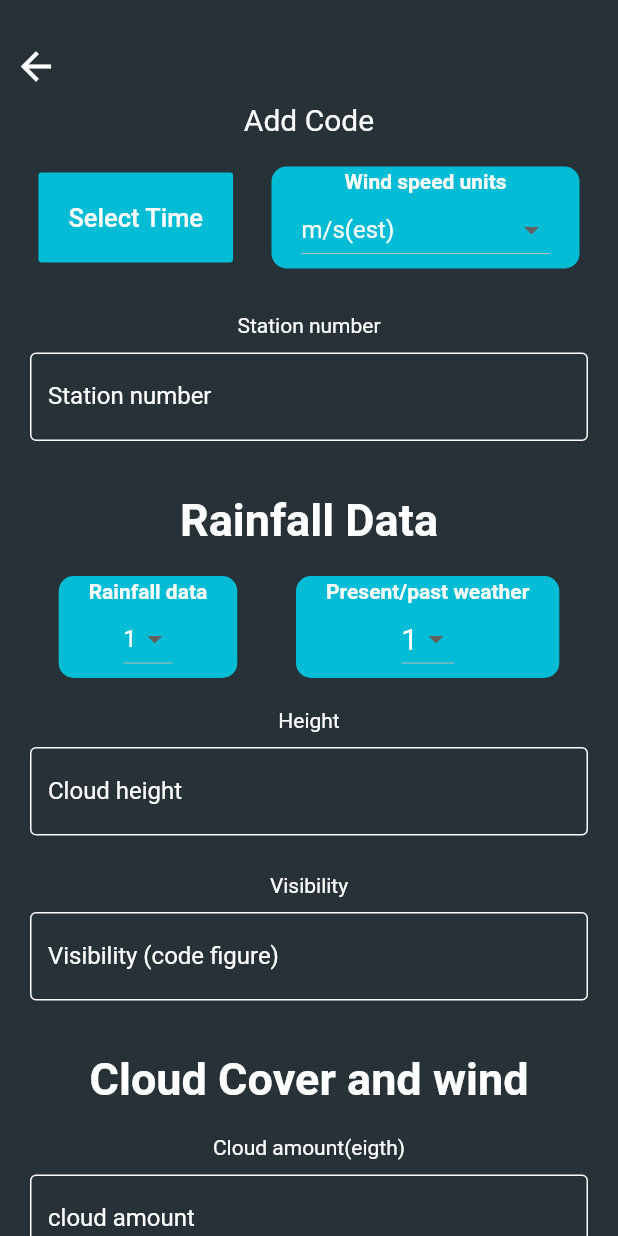
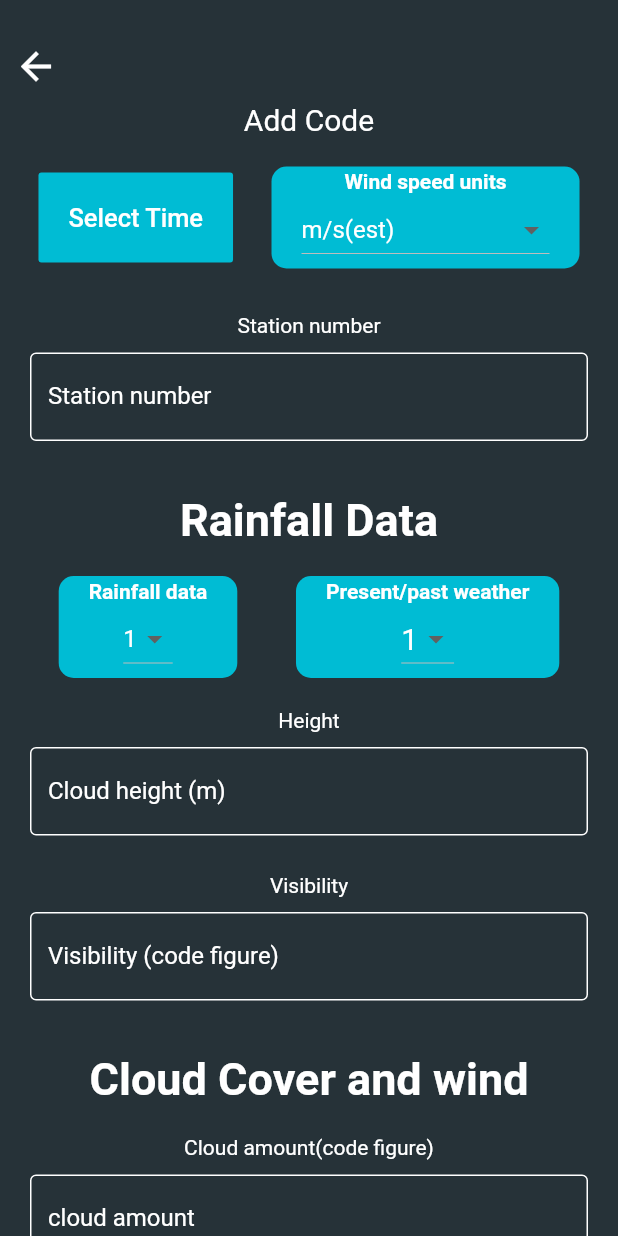
Before and after one commit to RodgerCodes/synop, a Flutter app: the Add screen opened by its route, on a phone screen of 412 x 824 dp. Run offline on Flutter 3.47's test engine with Material 2 defaults, Android fonts, the phone set to English and light mode, and no system bars; our stand-ins replace data_connection_checker, date_format, dio, flutter_svg, fluttertoast, image_picker and 2 more; missing offline and left inert: calendar_strip; accounts and stored records are empty.

Commit message:
geolocater pub.dev

```diff
--- a/lib/screens/Add.dart
+++ b/lib/screens/Add.dart
@@ -334,8 +334,8 @@ class _AddState extends State<Add> {
                     keyboardType: TextInputType.number,
                     style: TextStyle(color: Colors.white),
                     decoration: InputDecoration(
-                      hintText: "Cloud height",
-                      labelText: "Cloud height",
+                      hintText: "Cloud height (m)",
+                      labelText: "Cloud height (m)",
                       labelStyle: TextStyle(color: Colors.white),
                       hintStyle: TextStyle(color: Colors.blue[600]),
                       enabledBorder: const OutlineInputBorder(
@@ -389,7 +389,7 @@ class _AddState extends State<Add> {
                 height: 20,
               ),
               Text(
-                'Cloud amount(eigth)',
+                'Cloud amount(code figure)',
                 style: TextStyle(
                   color: Colors.white,
                 ),
--- a/lib/screens/Login.dart
+++ b/lib/screens/Login.dart
@@ -15,9 +15,9 @@ class _LoginScreenState extends State<LoginScreen> {
   var email, password, token;
   var visible = true;
   Dio dio = new Dio();
-  var url = "https://whispering-shelf-45463.herokuapp.com";
+  // var url = "https://whispering-shelf-45463.herokuapp.com";
   final GlobalKey<State> _keyLoader = new GlobalKey<State>();
-  // var url = "http://10.0.2.2:5000";
+  var url = "http://10.0.2.2:5000";
 
   bool showProgressLoading = false;
 
--- a/lib/services/Auth.dart
+++ b/lib/services/Auth.dart
@@ -4,9 +4,9 @@ import 'package:fluttertoast/fluttertoast.dart';
 
 class AuthService {
   Dio dio = new Dio();
-  var url = "https://whispering-shelf-45463.herokuapp.com";
+  // var url = "https://whispering-shelf-45463.herokuapp.com";
   final GlobalKey<State> _keyLoader = new GlobalKey<State>();
-  // var url = "http://10.0.2.2:5000";
+  var url = "http://10.0.2.2:5000";
 
   getinfo(token) async {
     dio.options.headers['authorization'] = 'Bearer $token';
--- a/pubspec.yaml
+++ b/pubspec.yaml
@@ -33,6 +33,7 @@ dependencies:
   data_connection_checker: ^0.3.4
   responsive_framework: ^0.0.15
   date_format: ^1.0.9
+  geolocator: ^6.2.1
 
   # The following adds the Cupertino Icons font to your application.
   # Use with the CupertinoIcons class for iOS style icons.
```
Also changed, not shown: pubspec.lock, 2 other files.
